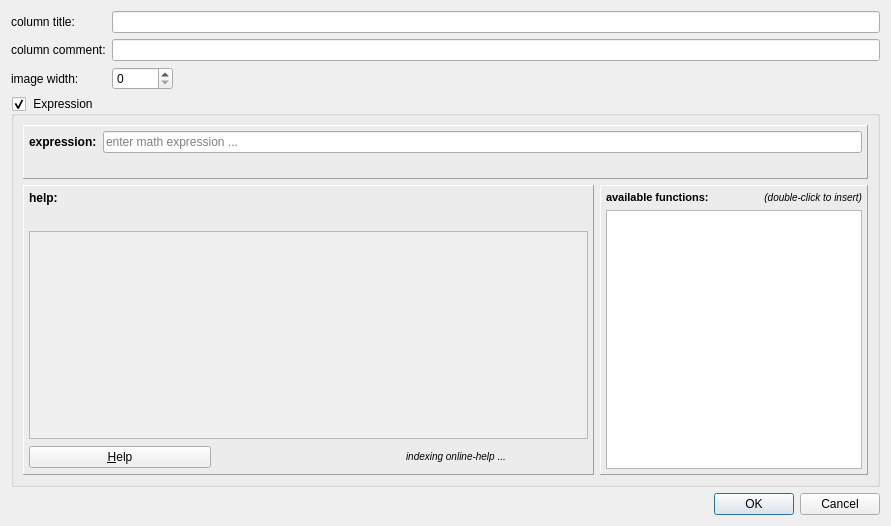
First picture: the form in plugins/table/qfrdrtablecolumneditor.ui, repository jkriege2/QuickFit3, before the edit.
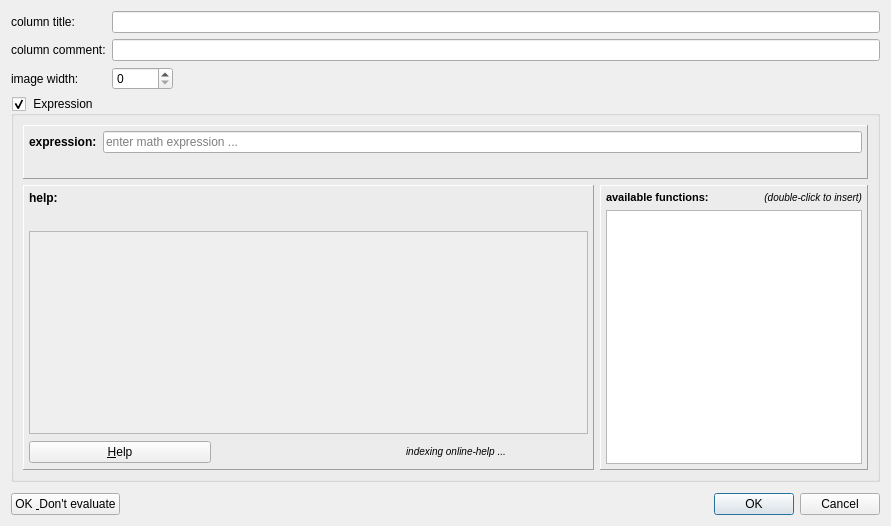
Second picture: the form after the edit. Icons and pictures are not drawn. Custom widgets are drawn as their Qt base class.

Commit message: QuickFit3/table: "edit column properties" dialog: added button that saves properties, but does not recalculate the expressions in the sheet

Patch:
```diff
--- a/plugins/table/qfrdrtablecolumneditor.ui
+++ b/plugins/table/qfrdrtablecolumneditor.ui
@@ -310,6 +310,18 @@
     </widget>
    </item>
    <item>
+    <layout class="QHBoxLayout" name="horizontalLayout_3">
+     <property name="topMargin">
+      <number>5</number>
+     </property>
+     <item>
+      <widget class="QPushButton" name="btnOK2">
+       <property name="text">
+        <string>OK &amp; Don't evaluate</string>
+       </property>
+      </widget>
+     </item>
+     <item>
     <widget class="QDialogButtonBox" name="buttonBox">
      <property name="orientation">
       <enum>Qt::Horizontal</enum>
@@ -320,6 +332,8 @@
     </widget>
    </item>
   </layout>
+   </item>
+  </layout>
  </widget>
  <customwidgets>
   <customwidget>
```
Left out of the diff: 8 changed lines with no effect on the pictures. Lines whose indentation alone changed are shown as unchanged. The commit also changes 3 other files.
